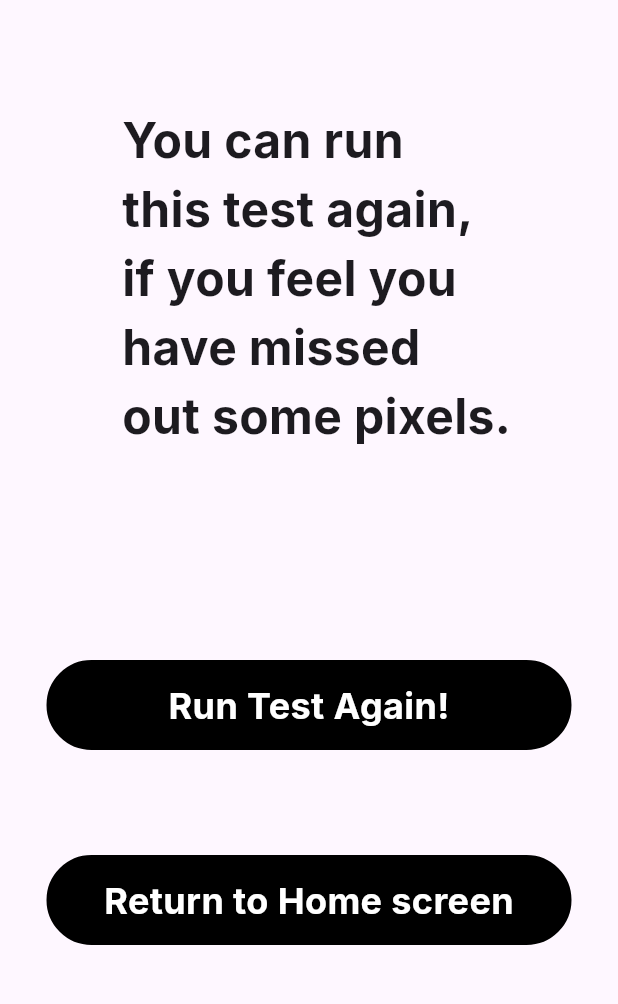
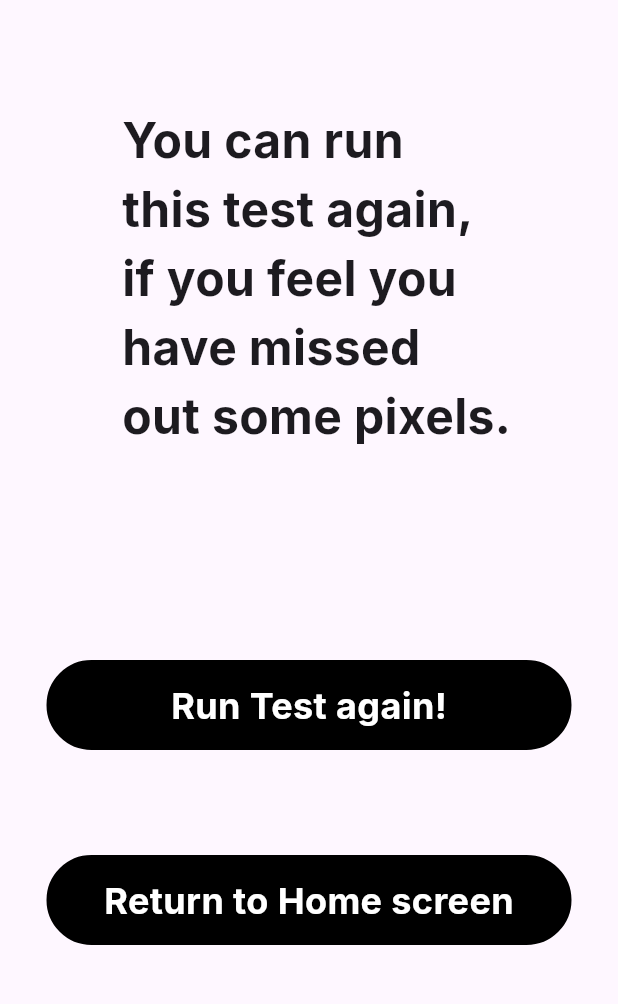
Before and after one commit to ShaaradNJ/Dead-Pixel-Checker-App, a Flutter app: the LastPage screen opened directly, on a phone screen of 412 x 824 dp, the part 84-1088 px from its top. Run offline on Flutter 3.47's test engine with Material 3 defaults, Android fonts, the light colour scheme and no system bars.

Commit message:
typo fix

```diff
--- a/lib/lastpage.dart
+++ b/lib/lastpage.dart
@@ -59,7 +59,7 @@ class LastPage extends StatelessWidget {
                     )),
                 child: const Center(
                   child: Text(
-                    "Run Test Again!",
+                    "Run Test again!",
                     style: TextStyle(
                       fontSize: 24,
                       fontWeight: FontWeight.bold,
--- a/lib/main.dart
+++ b/lib/main.dart
@@ -13,7 +13,6 @@ import 'package:dead_pixel_checker_app/instruction.dart';
 void main() {
   runApp(const MyApp());
 }
-
 class MyApp extends StatelessWidget {
   const MyApp({super.key});
 
```
